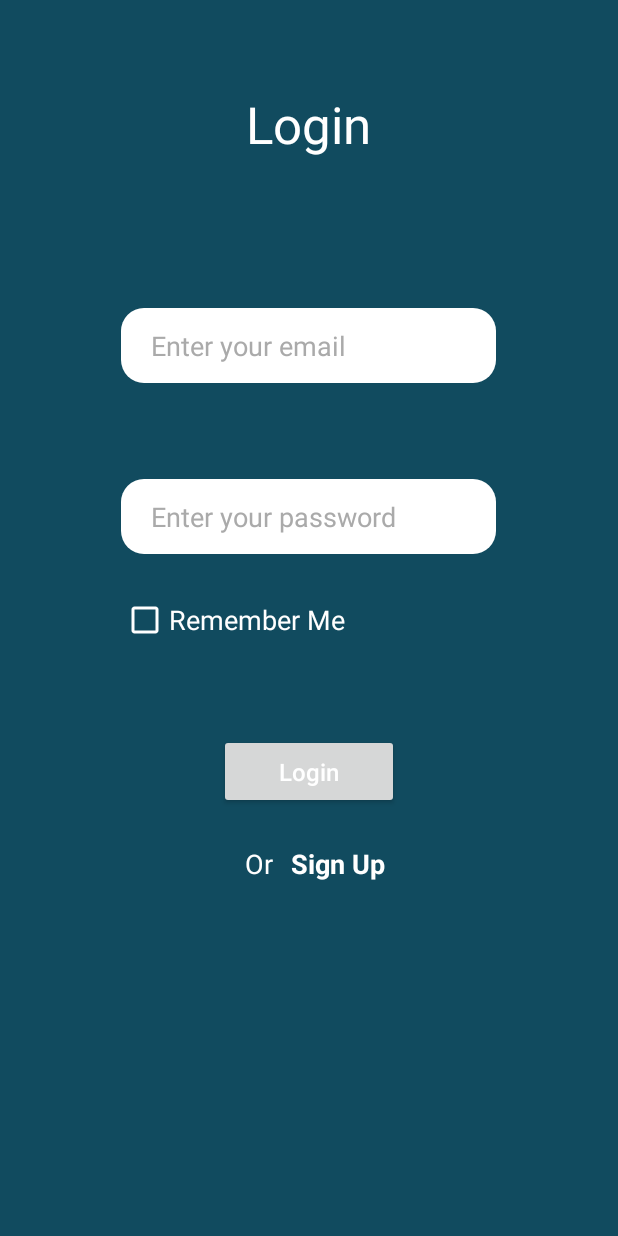
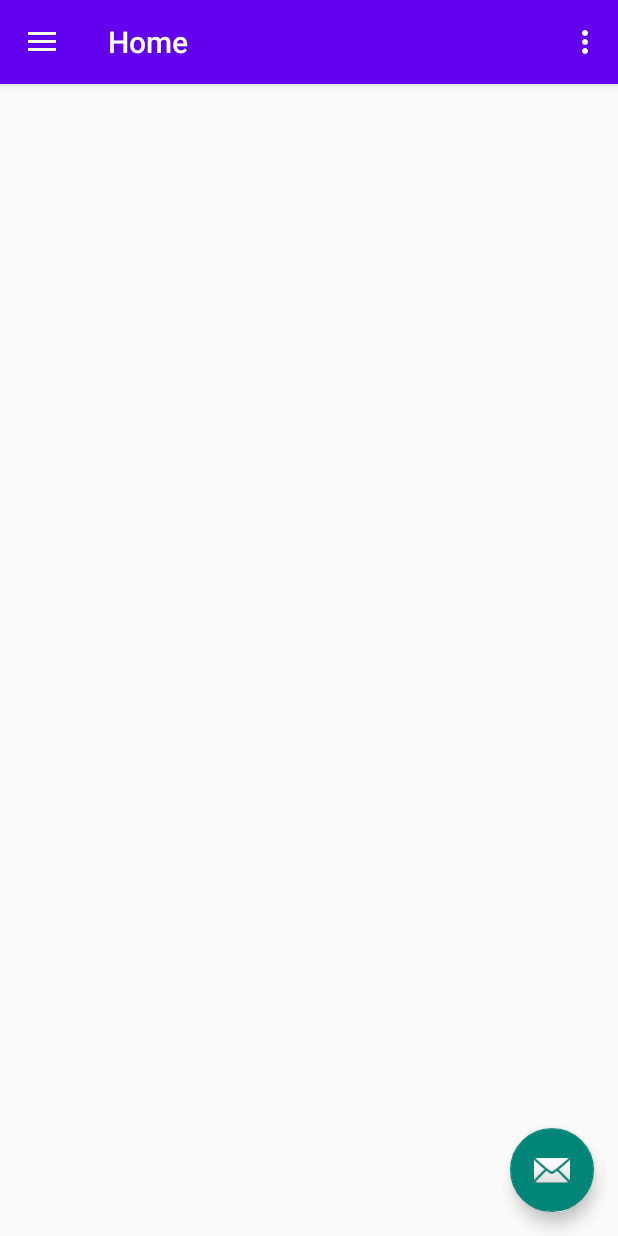
Before and after one commit to abdullah599/FoodDonation, an Android app: the screen it shows after launch (Login before the commit, RiderDashboard after it), on a phone screen of 412 x 824 dp. Run offline under Robolectric (Android 15) with nearby library versions, the phone set to English and light mode, and no system bars; our stand-ins replace Firebase (no records; nobody signed in at launch, a user with empty details on screens opened directly), Navigation 3, navigation-ui.

Commit message:
added rider dashboard

```diff
--- a/app/src/main/java/com/example/fooddonation/Login.kt
+++ b/app/src/main/java/com/example/fooddonation/Login.kt
@@ -26,6 +26,8 @@ class Login : AppCompatActivity() {
         // initializing auth
         Auth = Firebase.auth
 
+        var intent=Intent(this, RiderDashboard::class.java)
+        startActivity(intent)
 
         /** Checking if a user is already logged in - then logout the user **/
         if(Auth.currentUser != null)
--- /dev/null
+++ b/app/src/main/java/com/example/fooddonation/RiderDashboard.kt
@@ -0,0 +1,57 @@
+package com.example.fooddonation
+
+import android.os.Bundle
+import android.view.Menu
+import com.google.android.material.snackbar.Snackbar
+import com.google.android.material.navigation.NavigationView
+import androidx.navigation.findNavController
+import androidx.navigation.ui.AppBarConfiguration
+import androidx.navigation.ui.navigateUp
+import androidx.navigation.ui.setupActionBarWithNavController
+import androidx.navigation.ui.setupWithNavController
+import androidx.drawerlayout.widget.DrawerLayout
+import androidx.appcompat.app.AppCompatActivity
+import com.example.fooddonation.databinding.ActivityRiderDashboardBinding
+
+class RiderDashboard : AppCompatActivity() {
+
+    private lateinit var appBarConfiguration: AppBarConfiguration
+    private lateinit var binding: ActivityRiderDashboardBinding
+
+    override fun onCreate(savedInstanceState: Bundle?) {
+        super.onCreate(savedInstanceState)
+
+        binding = ActivityRiderDashboardBinding.inflate(layoutInflater)
+        setContentView(binding.root)
+
+        setSupportActionBar(binding.appBarRiderDashboard.toolbar)
+
+        binding.appBarRiderDashboard.fab.setOnClickListener { view ->
+            Snackbar.make(view, "Replace with your own action", Snackbar.LENGTH_LONG)
+                .setAction("Action", null).show()
+        }
+        val drawerLayout: DrawerLayout = binding.drawerLayout
+        val navView: NavigationView = binding.navView
+        val navController = findNavController(R.id.nav_host_fragment_content_rider_dashboard)
+        // Passing each menu ID as a set of Ids because each
+        // menu should be considered as top level destinations.
+        appBarConfiguration = AppBarConfiguration(
+            setOf(
+                R.id.Rider_nav_home, R.id.Rider_nav_history, R.id.Rider_nav_logout
+            ), drawerLayout
+        )
+        setupActionBarWithNavController(navController, appBarConfiguration)
+        navView.setupWithNavController(navController)
+    }
+
+    override fun onCreateOptionsMenu(menu: Menu): Boolean {
+        // Inflate the menu; this adds items to the action bar if it is present.
+        menuInflater.inflate(R.menu.rider_dashboard, menu)
+        return true
+    }
+
+    override fun onSupportNavigateUp(): Boolean {
+        val navController = findNavController(R.id.nav_host_fragment_content_rider_dashboard)
+        return navController.navigateUp(appBarConfiguration) || super.onSupportNavigateUp()
+    }
+}
--- a/app/src/main/java/com/example/fooddonation/SignUp.kt
+++ b/app/src/main/java/com/example/fooddonation/SignUp.kt
@@ -25,8 +25,7 @@ class SignUp : AppCompatActivity() {
         supportActionBar?.hide()
 
         Auth = Firebase.auth
-//        var intent=Intent(this, ReceiverDashboard::class.java)
-//        startActivity(intent)
+
         binding.btnNext.setOnClickListener()
         {
             /** to move to next activity i.e Sign Up 2 **/
--- a/app/src/main/java/com/example/fooddonation/ui/History/ReceiverHistoryFragment.kt
+++ b/app/src/main/java/com/example/fooddonation/ui/History/ReceiverHistoryFragment.kt
@@ -58,7 +58,6 @@ class ReceiverHistoryFragment : Fragment() {
 				}
 				(binding.RrvHistory.adapter as DonorHistoryAdapter).notifyDataSetChanged()
 
-
 			}
 
 			override fun onCancelled(error: DatabaseError) {
--- /dev/null
+++ b/app/src/main/java/com/example/fooddonation/ui/home/RiderHomeFragment.kt
@@ -0,0 +1,37 @@
+package com.example.fooddonation.ui.home
+
+import android.os.Bundle
+import android.view.LayoutInflater
+import android.view.View
+import android.view.ViewGroup
+import android.widget.TextView
+import androidx.fragment.app.Fragment
+import androidx.lifecycle.ViewModelProvider
+import com.example.fooddonation.databinding.FragmentRiderHomeBinding
+
+class RiderHomeFragment : Fragment() {
+
+    private var _binding: FragmentRiderHomeBinding? = null
+
+    // This property is only valid between onCreateView and
+    // onDestroyView.
+    private val binding get() = _binding!!
+
+    override fun onCreateView(
+        inflater: LayoutInflater,
+        container: ViewGroup?,
+        savedInstanceState: Bundle?
+    ): View {
+
+        _binding = FragmentRiderHomeBinding.inflate(inflater, container, false)
+        val root: View = binding.root
+
+
+        return root
+    }
+
+    override fun onDestroyView() {
+        super.onDestroyView()
+        _binding = null
+    }
+}
--- /dev/null
+++ b/app/src/main/res/layout/activity_rider_dashboard.xml
@@ -0,0 +1,25 @@
+<?xml version="1.0" encoding="utf-8"?>
+<androidx.drawerlayout.widget.DrawerLayout xmlns:android="http://schemas.android.com/apk/res/android"
+    xmlns:app="http://schemas.android.com/apk/res-auto"
+    xmlns:tools="http://schemas.android.com/tools"
+    android:id="@+id/drawer_layout"
+    android:layout_width="match_parent"
+    android:layout_height="match_parent"
+    android:fitsSystemWindows="true"
+    tools:openDrawer="start">
+
+    <include
+        android:id="@+id/app_bar_rider_dashboard"
+        layout="@layout/app_bar_rider_dashboard"
+        android:layout_width="match_parent"
+        android:layout_height="match_parent" />
+
+    <com.google.android.material.navigation.NavigationView
+        android:id="@+id/nav_view"
+        android:layout_width="wrap_content"
+        android:layout_height="match_parent"
+        android:layout_gravity="start"
+        android:fitsSystemWindows="true"
+        app:headerLayout="@layout/nav_header_rider_dashboard"
+        app:menu="@menu/activity_rider_dashboard_drawer" />
+</androidx.drawerlayout.widget.DrawerLayout>
--- /dev/null
+++ b/app/src/main/res/layout/app_bar_rider_dashboard.xml
@@ -0,0 +1,34 @@
+<?xml version="1.0" encoding="utf-8"?>
+<androidx.coordinatorlayout.widget.CoordinatorLayout xmlns:android="http://schemas.android.com/apk/res/android"
+    xmlns:app="http://schemas.android.com/apk/res-auto"
+    xmlns:tools="http://schemas.android.com/tools"
+    android:layout_width="match_parent"
+    android:layout_height="match_parent"
+    tools:context=".RiderDashboard">
+
+    <com.google.android.material.appbar.AppBarLayout
+        android:layout_width="match_parent"
+        android:layout_height="wrap_content"
+        android:theme="@style/Theme.FoodDonation.AppBarOverlay">
+
+        <androidx.appcompat.widget.Toolbar
+            android:id="@+id/toolbar"
+            android:layout_width="match_parent"
+            android:layout_height="?attr/actionBarSize"
+            android:background="?attr/colorPrimary"
+            app:popupTheme="@style/Theme.FoodDonation.PopupOverlay" />
+
+    </com.google.android.material.appbar.AppBarLayout>
+
+    <include layout="@layout/content_rider_dashboard" />
+
+    <com.google.android.material.floatingactionbutton.FloatingActionButton
+        android:id="@+id/fab"
+        android:layout_width="wrap_content"
+        android:layout_height="wrap_content"
+        android:layout_gravity="bottom|end"
+        android:layout_marginEnd="@dimen/fab_margin"
+        android:layout_marginBottom="16dp"
+        app:srcCompat="@android:drawable/ic_dialog_email" />
+
+</androidx.coordinatorlayout.widget.CoordinatorLayout>
--- /dev/null
+++ b/app/src/main/res/layout/content_rider_dashboard.xml
@@ -0,0 +1,20 @@
+<?xml version="1.0" encoding="utf-8"?>
+<androidx.constraintlayout.widget.ConstraintLayout xmlns:android="http://schemas.android.com/apk/res/android"
+    xmlns:app="http://schemas.android.com/apk/res-auto"
+    xmlns:tools="http://schemas.android.com/tools"
+    android:layout_width="match_parent"
+    android:layout_height="match_parent"
+    app:layout_behavior="@string/appbar_scrolling_view_behavior"
+    tools:showIn="@layout/app_bar_rider_dashboard">
+
+    <fragment
+        android:id="@+id/nav_host_fragment_content_rider_dashboard"
+        android:name="androidx.navigation.fragment.NavHostFragment"
+        android:layout_width="match_parent"
+        android:layout_height="match_parent"
+        app:defaultNavHost="true"
+        app:layout_constraintLeft_toLeftOf="parent"
+        app:layout_constraintRight_toRightOf="parent"
+        app:layout_constraintTop_toTopOf="parent"
+        app:navGraph="@navigation/mobile_navigation3" />
+</androidx.constraintlayout.widget.ConstraintLayout>
--- /dev/null
+++ b/app/src/main/res/layout/fragment_rider_home.xml
@@ -0,0 +1,7 @@
+<?xml version="1.0" encoding="utf-8"?>
+<androidx.constraintlayout.widget.ConstraintLayout xmlns:android="http://schemas.android.com/apk/res/android"
+    xmlns:app="http://schemas.android.com/apk/res-auto"
+    xmlns:tools="http://schemas.android.com/tools"
+    android:layout_width="match_parent"
+    android:layout_height="match_parent"
+    tools:context=".ui.home.RiderHomeFragment"/>
--- /dev/null
+++ b/app/src/main/res/menu/activity_rider_dashboard_drawer.xml
@@ -0,0 +1,20 @@
+<?xml version="1.0" encoding="utf-8"?>
+<menu xmlns:android="http://schemas.android.com/apk/res/android"
+    xmlns:tools="http://schemas.android.com/tools"
+    tools:showIn="navigation_view">
+
+    <group android:checkableBehavior="single">
+        <item
+            android:id="@+id/Rider_nav_home"
+            android:icon="@drawable/ic_baseline_home_24"
+            android:title="@string/menu_home" />
+        <item
+            android:id="@+id/Rider_nav_history"
+            android:icon="@drawable/ic_baseline_history_24"
+            android:title="History" />
+        <item
+            android:id="@+id/Rider_nav_logout"
+            android:icon="@drawable/ic_baseline_login_24"
+            android:title="Logout" />
+    </group>
+</menu>
--- /dev/null
+++ b/app/src/main/res/menu/rider_dashboard.xml
@@ -0,0 +1,9 @@
+<?xml version="1.0" encoding="utf-8"?>
+<menu xmlns:android="http://schemas.android.com/apk/res/android"
+    xmlns:app="http://schemas.android.com/apk/res-auto">
+    <item
+        android:id="@+id/action_settings"
+        android:orderInCategory="100"
+        android:title="@string/action_settings"
+        app:showAsAction="never" />
+</menu>
--- /dev/null
+++ b/app/src/main/res/navigation/mobile_navigation3.xml
@@ -0,0 +1,24 @@
+<?xml version="1.0" encoding="utf-8"?>
+<navigation xmlns:android="http://schemas.android.com/apk/res/android"
+    xmlns:app="http://schemas.android.com/apk/res-auto"
+    xmlns:tools="http://schemas.android.com/tools"
+    android:id="@+id/mobile_navigation3"
+    app:startDestination="@+id/Rider_nav_home">
+
+    <fragment
+        android:id="@+id/Rider_nav_home"
+        android:name="com.example.fooddonation.ui.home.RiderHomeFragment"
+        android:label="@string/menu_home"
+        tools:layout="@layout/fragment_rider_home" />
+
+    <fragment
+        android:id="@+id/Rider_nav_history"
+        android:name="com.example.fooddonation.ui.History.RiderHistoryFragment"
+        android:label="History"
+        tools:layout="@layout/fragment_rider_history" />
+
+    <fragment
+        android:id="@+id/Rider_nav_logout"
+        android:label="@string/menu_slideshow"
+        tools:layout="@layout/activity_login" />
+</navigation>
--- a/app/src/main/res/values/strings.xml
+++ b/app/src/main/res/values/strings.xml
@@ -14,4 +14,5 @@
     <string name="menu_gallery">Gallery</string>
     <string name="menu_slideshow">Slideshow</string>
     <string name="title_activity_receiver_dashboard">ReceiverDashboardActivity</string>
+    <string name="title_activity_rider_dashboard">RiderDashboard</string>
 </resources>
```
Also changed, not shown: app/src/main/AndroidManifest.xml (+5 -4 lines), app/src/main/java/com/example/fooddonation/ui/History/RiderHistoryFragment.kt (added, +37 -0 lines), app/src/main/res/drawable/ic_menu_slideshow.xml (added, +9 -0 lines), app/src/main/res/layout/fragment_rider_history.xml (added, +22 -0 lines), app/src/main/res/layout/nav_header_rider_dashboard.xml (added, +35 -0 lines).
